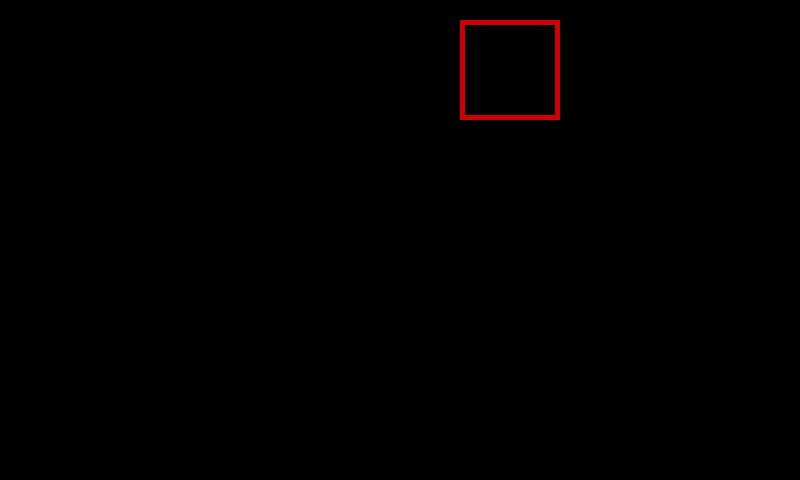
juergh/qplayer, file qplayer.ui: the form before one commit.
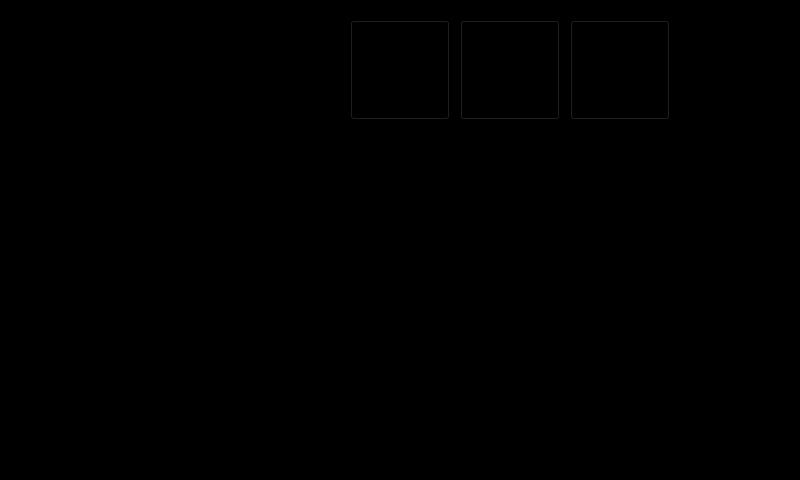
The form after the commit.

Commit message: Make the next and prev cover thumbnails clickable

The edit to the form file:
```diff
--- a/qplayer.ui
+++ b/qplayer.ui
@@ -23,7 +23,7 @@
   <property name="styleSheet">
    <string notr="true">background-color: rgb(0, 0, 0);</string>
   </property>
-  <widget class="QLabel" name="cover_thumbnail_prev1">
+  <widget class="QPushButton" name="prev_cover_thumb">
    <property name="geometry">
     <rect>
      <x>350</x>
@@ -36,9 +36,15 @@
     <string notr="true">background-color: rgb(0, 0, 0);</string>
    </property>
    <property name="text">
-    <string>TextLabel</string>
+    <string/>
    </property>
-   <property name="scaledContents">
+   <property name="iconSize">
+    <size>
+     <width>100</width>
+     <height>100</height>
+    </size>
+   </property>
+   <property name="scaledContents" stdset="0">
     <bool>true</bool>
    </property>
   </widget>
@@ -62,9 +68,7 @@
    </property>
    <property name="styleSheet">
     <string notr="true">background-color: rgb(0, 0, 0);
-border-color: rgb(204, 0, 0);
-border-width: 5px;
-border-style: solid;</string>
+</string>
    </property>
    <property name="text">
     <string/>
@@ -79,7 +83,7 @@
     <bool>true</bool>
    </property>
   </widget>
-  <widget class="QLabel" name="cover_thumbnail_next1">
+  <widget class="QPushButton" name="next_cover_thumb">
    <property name="geometry">
     <rect>
      <x>570</x>
@@ -92,9 +96,15 @@
     <string notr="true">background-color: rgb(0, 0, 0);</string>
    </property>
    <property name="text">
-    <string>TextLabel</string>
+    <string/>
    </property>
-   <property name="scaledContents">
+   <property name="iconSize">
+    <size>
+     <width>100</width>
+     <height>100</height>
+    </size>
+   </property>
+   <property name="scaledContents" stdset="0">
     <bool>true</bool>
    </property>
   </widget>
```
Left out of the diff: 6 changed lines with no effect on the pictures. The commit also changes 2 other files.
